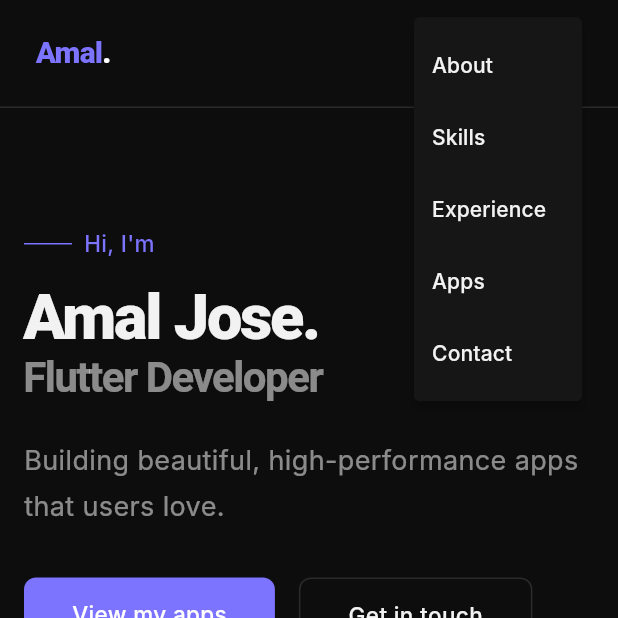
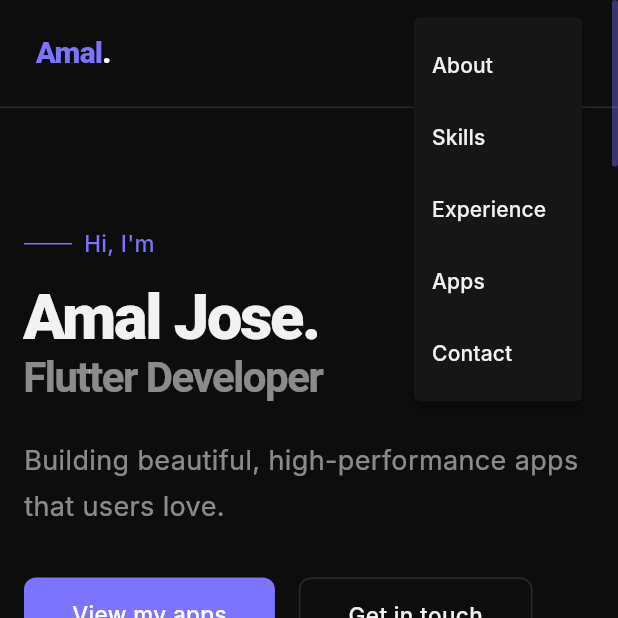
Before and after one commit to amaljosev/portfolio, a Flutter app: the screen it shows after launch, after a tap on the "menu" icon, on a phone screen of 412 x 824 dp, the top half of it. Run offline on Flutter 3.47's test engine with Material 3 defaults, Android fonts, the light colour scheme and no system bars; our stand-ins replace equatable, flutter_bloc, go_router, visibility_detector; Roboto replaces fonts that are missing (Inter, Syne); statements that could not run were skipped.

Commit message:
scroll and contact section updated

```diff
--- a/lib/core/constants/app_spacing.dart
+++ b/lib/core/constants/app_spacing.dart
@@ -10,6 +10,6 @@ class AppSpacing {
   static const double xxxl = 80.0;
 
   static const double sectionPaddingV  = 100.0;
-  static const double maxContentWidth  = 1100.0;
+  static const double maxContentWidth  = 1000.0;
   static const double pageHorizontal   = 24.0;
 }
--- a/lib/core/theme/app_theme.dart
+++ b/lib/core/theme/app_theme.dart
@@ -8,7 +8,7 @@ class AppTheme {
     useMaterial3: true,
     brightness: Brightness.light,
     scaffoldBackgroundColor: AppColors.lightBackground,
-        fontFamily: 'Inter',   // ← default font for whole app
+    fontFamily: 'Inter', // ← default font for whole app
     colorScheme: const ColorScheme.light(
       primary: AppColors.lightAccent,
       surface: AppColors.lightSurface,
@@ -25,9 +25,14 @@ class AppTheme {
         side: const BorderSide(color: AppColors.lightBorder),
       ),
     ),
+    // inside both light and dark ThemeData:
     scrollbarTheme: ScrollbarThemeData(
-  thumbVisibility: WidgetStateProperty.all(false),
-  trackVisibility: WidgetStateProperty.all(false),
+      thumbColor: WidgetStateProperty.all(
+        AppColors.lightAccent.withValues(alpha: 0.4),
+      ),
+      trackColor: WidgetStateProperty.all(Colors.transparent),
+      thickness: WidgetStateProperty.all(4),
+      radius: const Radius.circular(8),
     ),
   );
 
@@ -35,7 +40,7 @@ class AppTheme {
     useMaterial3: true,
     brightness: Brightness.dark,
     scaffoldBackgroundColor: AppColors.darkBackground,
-        fontFamily: 'Inter',   // ← default font for whole app
+    fontFamily: 'Inter',
     colorScheme: const ColorScheme.dark(
       primary: AppColors.darkAccent,
       surface: AppColors.darkSurface,
@@ -52,9 +57,16 @@ class AppTheme {
         side: const BorderSide(color: AppColors.darkBorder),
       ),
     ),
+    // inside both light and dark ThemeData:
     scrollbarTheme: ScrollbarThemeData(
-  thumbVisibility: WidgetStateProperty.all(false),
-  trackVisibility: WidgetStateProperty.all(false),
+      thumbColor: WidgetStateProperty.all(
+        AppColors.darkAccent.withValues(alpha: 0.4),
+      ),
+
+      trackColor: WidgetStateProperty.all(Colors.transparent),
+      thickness: WidgetStateProperty.all(4),
+      radius: const Radius.circular(8),
+
     ),
   );
 }
--- a/lib/features/home/presentation/home_page.dart
+++ b/lib/features/home/presentation/home_page.dart
@@ -26,11 +26,7 @@ class _SmoothScrollBehavior extends MaterialScrollBehavior {
     Widget child,
     ScrollableDetails details,
   ) {
-    return Scrollbar(
-      controller: details.controller,
-      thumbVisibility: false,
-      child: child,
-    );
+    return child;
   }
 }
 
@@ -66,37 +62,40 @@ class _HomePageState extends State<HomePage> {
   final isDark = context.watch<ThemeBloc>().state.isDark;
 
   return Scaffold(
-      body: ScrollConfiguration(
+    body: Scrollbar(
+      controller: _scrollController,
+      thumbVisibility: true,
+      interactive: false,
+
+      thickness: 4,
+      radius: const Radius.circular(8),
+      child: ScrollConfiguration(
         behavior: _SmoothScrollBehavior(),
         child: CustomScrollView(
           controller: _scrollController,
           slivers: [
-            // Fixed header as sliver
             SliverPersistentHeader(
               pinned: true,
-
               delegate: _HeaderDelegate(
                 child: HeaderSection(
                   isDark: isDark,
                   onThemeToggle: () =>
                       context.read<ThemeBloc>().add(ToggleThemeEvent()),
-                  onAbout: () => _scrollTo(_aboutKey),
-                  onSkills: () => _scrollTo(_skillsKey),
+                  onAbout:      () => _scrollTo(_aboutKey),
+                  onSkills:     () => _scrollTo(_skillsKey),
                   onExperience: () => _scrollTo(_experienceKey),
-                  onApps: () => _scrollTo(_appsKey),
-                  onContact: () => _scrollTo(_contactKey),
+                  onApps:       () => _scrollTo(_appsKey),
+                  onContact:    () => _scrollTo(_contactKey),
                 ),
               ),
             ),
-
-            // All sections as a single sliver
             SliverToBoxAdapter(
               child: Column(
                 children: [
                   LandingSection(
                     key: _landingKey,
                     onViewApps: () => _scrollTo(_appsKey),
-                    onContact: () => _scrollTo(_contactKey),
+                    onContact:  () => _scrollTo(_contactKey),
                   ),
                   AboutSection(key: _aboutKey),
                   SkillsSection(key: _skillsKey),
@@ -107,6 +106,7 @@ class _HomePageState extends State<HomePage> {
               ),
             ),
           ],
+        ),
       ),
     ),
   );
--- a/lib/features/home/sections/contact_section.dart
+++ b/lib/features/home/sections/contact_section.dart
@@ -22,9 +22,11 @@ class ContactSection extends StatelessWidget {
             maxWidth: AppSpacing.maxContentWidth,
           ),
           child: Padding(
-            padding: const EdgeInsets.symmetric(
-              horizontal: AppSpacing.xxxl,
-              vertical: AppSpacing.sectionPaddingV,
+            padding: const EdgeInsets.only(
+              left: AppSpacing.xxxl,
+              right: AppSpacing.xxxl,
+              top: AppSpacing.sectionPaddingV,
+              bottom: AppSpacing.xl,
             ),
             child: Column(
               crossAxisAlignment: CrossAxisAlignment.start,
@@ -90,7 +92,7 @@ class ContactSection extends StatelessWidget {
                   delay: const Duration(milliseconds: 250),
                   child: Divider(color: theme.dividerColor),
                 ),
-                const SizedBox(height: AppSpacing.xl),
+                const SizedBox(height: AppSpacing.sm),
                 FadeInWidget(
                   delay: const Duration(milliseconds: 300),
                   child: LayoutBuilder(
@@ -98,7 +100,7 @@ class ContactSection extends StatelessWidget {
                       final isMobile = constraints.maxWidth < 600;
                       if (isMobile) {
                         return Column(
-                          crossAxisAlignment: CrossAxisAlignment.start,
+                          crossAxisAlignment: CrossAxisAlignment.center,
                           children: [
                             Text(
                               '© 2026 ${AppConstants.name}. All rights reserved.',
@@ -116,6 +118,22 @@ class ContactSection extends StatelessWidget {
                                 ),
                               ],
                             ),
+                            const SizedBox(height: 8),
+                            Row(
+                              mainAxisSize: MainAxisSize.min,
+                              children: [
+                                Text(
+                                  'Built with ',
+                                  style: AppTextStyles.bodySmall(mutedColor),
+                                ),
+                                Text(
+                                  'Flutter',
+                                  style: AppTextStyles.bodySmall(
+                                    theme.colorScheme.primary,
+                                  ).copyWith(fontWeight: FontWeight.w600),
+                                ),
+                              ],
+                            ),
                           ],
                         );
                       }
@@ -126,6 +144,22 @@ class ContactSection extends StatelessWidget {
                             '© 2026 ${AppConstants.name}. All rights reserved.',
                             style: AppTextStyles.bodySmall(mutedColor),
                           ),
+                          Row(
+                            mainAxisSize: MainAxisSize.min,
+                            children: [
+                              Text(
+                                'Built with ',
+                                style: AppTextStyles.bodySmall(mutedColor),
+                              ),
+                              Text(
+                                'Flutter',
+                                style: AppTextStyles.bodySmall(
+                                  theme.colorScheme.primary,
+                                ).copyWith(fontWeight: FontWeight.w600),
+                              ),
+                            ],
+                          ),
+                          // Right — Available for freelance
                           Row(
                             mainAxisSize: MainAxisSize.min,
                             children: [
@@ -142,6 +176,7 @@ class ContactSection extends StatelessWidget {
                     },
                   ),
                 ),
+                const SizedBox(height: AppSpacing.lg),
               ],
             ),
           ),
```
Also changed, not shown: 1 other file. Lines whose indentation alone changed are shown as unchanged.
